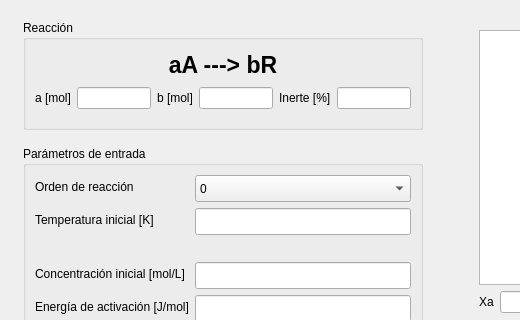
Qt form ventanas/ventana_FP_isotermo.ui (elCaxper/calculo-de-reactores) before a commit; both pictures show x 0 to 520 and y 0 to 320 of the 1022 by 550 pixel window.
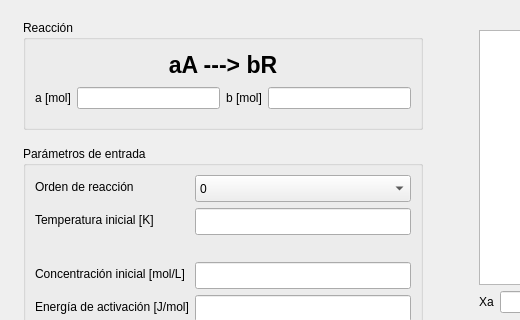
The same form after that commit. Custom widgets are drawn as their Qt base class.

Commit message: Eliminado el inerte de los reactores FP

What changed in the file:
```diff
--- a/ventanas/ventana_FP_isotermo.ui
+++ b/ventanas/ventana_FP_isotermo.ui
@@ -143,30 +143,6 @@
             </item>
            </layout>
           </item>
-          <item>
-           <layout class="QFormLayout" name="formLayout_7">
-            <property name="topMargin">
-             <number>0</number>
-            </property>
-            <item row="0" column="0">
-             <widget class="QLabel" name="lb_cao_15">
-              <property name="text">
-               <string>Inerte [%]</string>
-              </property>
-             </widget>
-            </item>
-            <item row="0" column="1">
-             <widget class="QLineEdit" name="le_inerte">
-              <property name="minimumSize">
-               <size>
-                <width>65</width>
-                <height>0</height>
-               </size>
-              </property>
-             </widget>
-            </item>
-           </layout>
-          </item>
          </layout>
         </item>
        </layout>
```
The commit also changes 8 other files.
